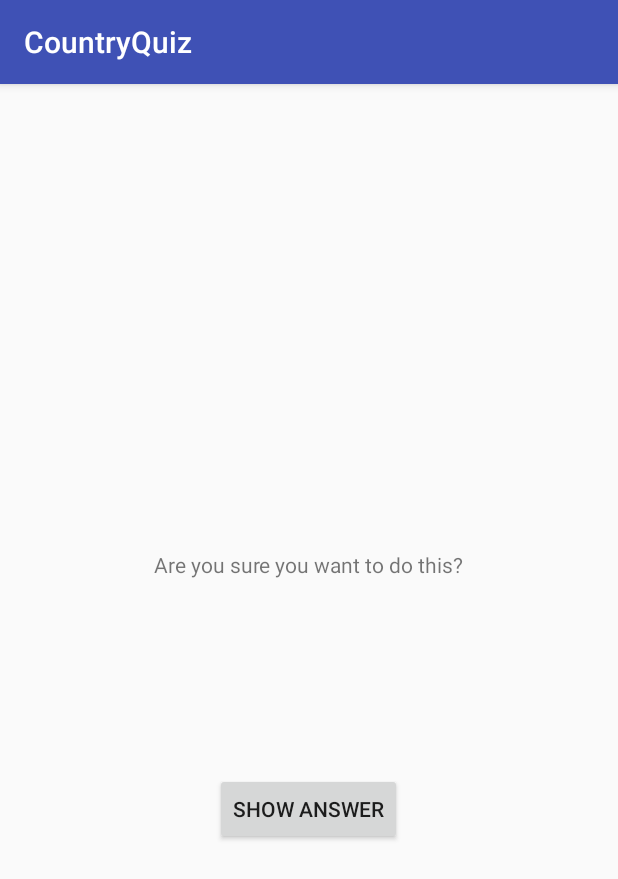
After one commit to MinaFujisawa/CountryQuiz, an Android app: the CheatActivity screen opened directly, with no data from a screen before it, on a phone screen of 412 x 824 dp. The commit adds this screen. Shown: the top 879 px of the screen. Run offline under Robolectric (Android 15) with nearby library versions, the phone set to English and light mode, and no system bars.

Commit message:
add cheat function

```diff
--- a/app/src/main/AndroidManifest.xml
+++ b/app/src/main/AndroidManifest.xml
@@ -3,8 +3,8 @@
     package="com.derrick.park.countryquiz">
 
     <application
+        android:allowBackup="true"
         android:configChanges="orientation|screenSize"
-        android:allowBackup="true"
         android:icon="@mipmap/ic_launcher"
         android:label="@string/app_name"
         android:roundIcon="@mipmap/ic_launcher_round"
@@ -17,6 +17,7 @@
                 <category android:name="android.intent.category.LAUNCHER" />
             </intent-filter>
         </activity>
+        <activity android:name=".CheatActivity"></activity>
     </application>
 
 </manifest>
--- /dev/null
+++ b/app/src/main/java/com/derrick/park/countryquiz/CheatActivity.java
@@ -0,0 +1,47 @@
+package com.derrick.park.countryquiz;
+
+import android.content.Intent;
+import android.support.v7.app.AppCompatActivity;
+import android.os.Bundle;
+import android.view.KeyEvent;
+import android.view.View;
+import android.widget.Button;
+import android.widget.TextView;
+import android.widget.Toast;
+
+public class CheatActivity extends AppCompatActivity {
+    private Button mShowButton;
+    private TextView mAnswerTextView;
+    private boolean mAnswer;
+    private boolean mIsCheated = false;
+
+
+    @Override
+    protected void onCreate(Bundle savedInstanceState) {
+        super.onCreate(savedInstanceState);
+        setContentView(R.layout.activity_cheat);
+
+        mAnswer = getIntent().getBooleanExtra("answer", false);
+
+        mAnswerTextView = (TextView) findViewById(R.id.answer);
+
+        mShowButton = (Button) findViewById(R.id.showCheat_utton);
+        mShowButton.setOnClickListener(new View.OnClickListener() {
+            @Override
+            public void onClick(View v) {
+                mAnswerTextView.setText(String.valueOf(mAnswer));
+                mIsCheated = true;
+            }
+        });
+
+    }
+
+    // for back button
+    @Override
+    public void onBackPressed() {
+        Intent intent = new Intent();
+        intent.putExtra("IS_CHEATED", mIsCheated);
+        setResult(RESULT_OK, intent);
+        finish();
+    }
+}
--- /dev/null
+++ b/app/src/main/res/layout/activity_cheat.xml
@@ -0,0 +1,32 @@
+<?xml version="1.0" encoding="utf-8"?>
+<LinearLayout xmlns:android="http://schemas.android.com/apk/res/android"
+    xmlns:app="http://schemas.android.com/apk/res-auto"
+    xmlns:tools="http://schemas.android.com/tools"
+    android:layout_width="match_parent"
+    android:layout_height="match_parent"
+    android:gravity="center"
+    android:orientation="vertical"
+    tools:context="com.derrick.park.countryquiz.CheatActivity">
+
+    <TextView
+        android:text="@string/cheat_heading"
+        android:layout_margin="50dp"
+        android:layout_width="wrap_content"
+        android:layout_height="wrap_content" />
+
+    <TextView
+        android:id="@+id/answer"
+        tools:text="answer"
+        android:layout_margin="30dp"
+        android:layout_width="wrap_content"
+        android:layout_height="wrap_content" />
+
+    <Button
+        android:id="@+id/showCheat_utton"
+        android:text="@string/showAnswer_button"
+        android:layout_width="wrap_content"
+        android:layout_height="wrap_content" />
+
+
+
+</LinearLayout>
--- a/app/src/main/res/layout/activity_quiz.xml
+++ b/app/src/main/res/layout/activity_quiz.xml
@@ -33,6 +33,11 @@
             android:text="@string/false_button"/>
 
     </LinearLayout>
+    <Button
+        android:id="@+id/cheat_button"
+        android:layout_width="wrap_content"
+        android:layout_height="wrap_content"
+        android:text="@string/cheat_button"/>
 
     <LinearLayout
         android:layout_width="match_parent"
--- a/app/src/main/res/values/strings.xml
+++ b/app/src/main/res/values/strings.xml
@@ -3,6 +3,7 @@
     <string name="true_button">True</string>
     <string name="false_button">False</string>
     <string name="next_button">Next></string>
+    <string name="cheat_toast">Cheating is wrong!</string>
     <string name="correct_toast">Correct!</string>
     <string name="incorrect_toast">Incorrect!</string>
     <string name="q_canada">Vancouver is the capital of Canada.</string>
@@ -10,5 +11,8 @@
     <string name="q_usa">New-York is the capital of USA.</string>
     <string name="q_korea">Seoul is the capital of South Korea.</string>
     <string name="q_france">Paris is the capital of France.</string>
+    <string name="cheat_button">CHEAT!</string>
+    <string name="cheat_heading">Are you sure you want to do this?</string>
+    <string name="showAnswer_button">Show Answer</string>
 
 </resources>
```
Also changed, not shown: app/src/main/java/com/derrick/park/countryquiz/QuizActivity.java (+36 -34 lines).
